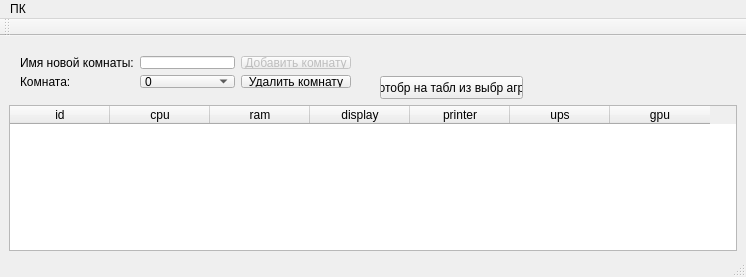
This is mainwindow.ui in chalexyur/sadb as Qt 5 draws it before an edit. The edited form follows.
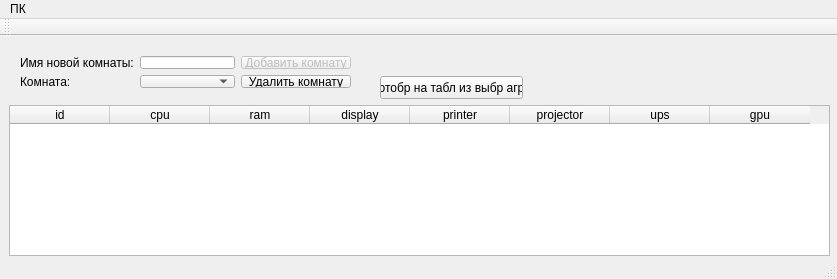
This is the edited form. Icons and pictures are not drawn.

The edit to the form file:
```diff
--- a/mainwindow.ui
+++ b/mainwindow.ui
@@ -6,8 +6,8 @@
    <rect>
     <x>0</x>
     <y>0</y>
-    <width>746</width>
-    <height>277</height>
+    <width>837</width>
+    <height>279</height>
    </rect>
   </property>
   <property name="windowTitle">
@@ -26,8 +26,8 @@
      <rect>
       <x>9</x>
       <y>69</y>
-      <width>728</width>
-      <height>146</height>
+      <width>821</width>
+      <height>151</height>
      </rect>
     </property>
     <property name="sortingEnabled">
@@ -58,6 +58,11 @@
       <string>printer</string>
      </property>
     </column>
+    <column>
+     <property name="text">
+      <string>projector</string>
+     </property>
+    </column>
     <column>
      <property name="text">
       <string>ups</string>
@@ -126,13 +131,7 @@
       </widget>
      </item>
      <item row="1" column="1">
-      <widget class="QComboBox" name="roomCB">
-       <item>
-        <property name="text">
-         <string>0</string>
-        </property>
-       </item>
-      </widget>
+      <widget class="QComboBox" name="roomCB"/>
      </item>
      <item row="1" column="2">
       <widget class="QPushButton" name="delRoomBtn">
@@ -149,7 +148,7 @@
     <rect>
      <x>0</x>
      <y>0</y>
-     <width>746</width>
+     <width>837</width>
      <height>21</height>
     </rect>
    </property>
```
